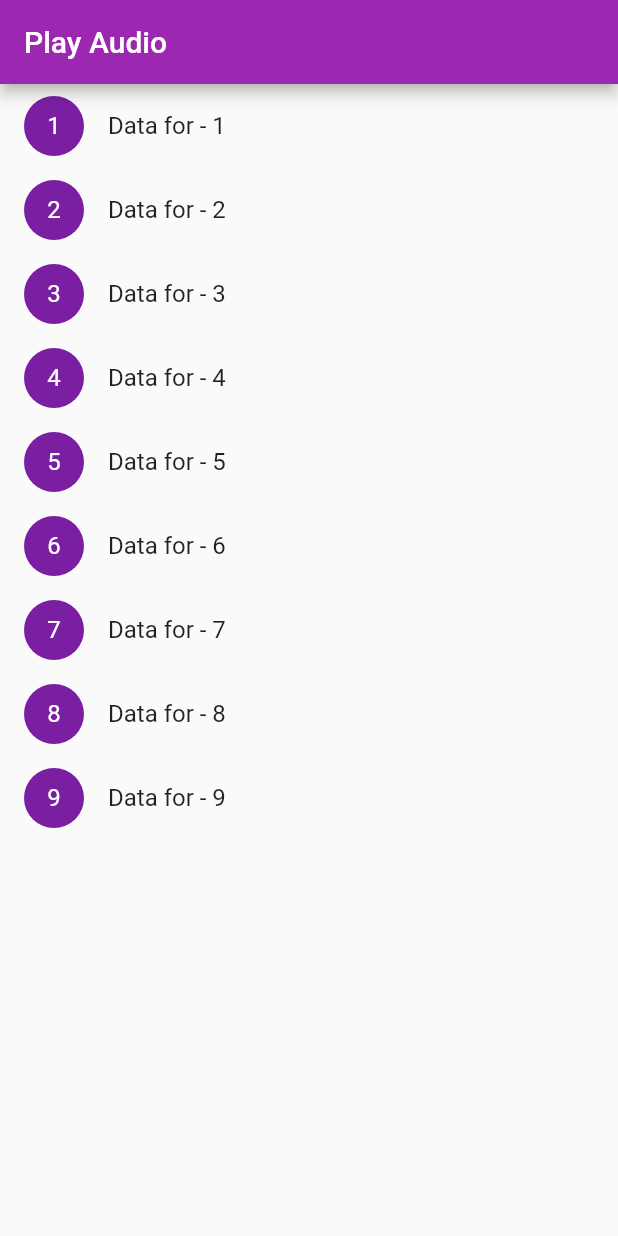
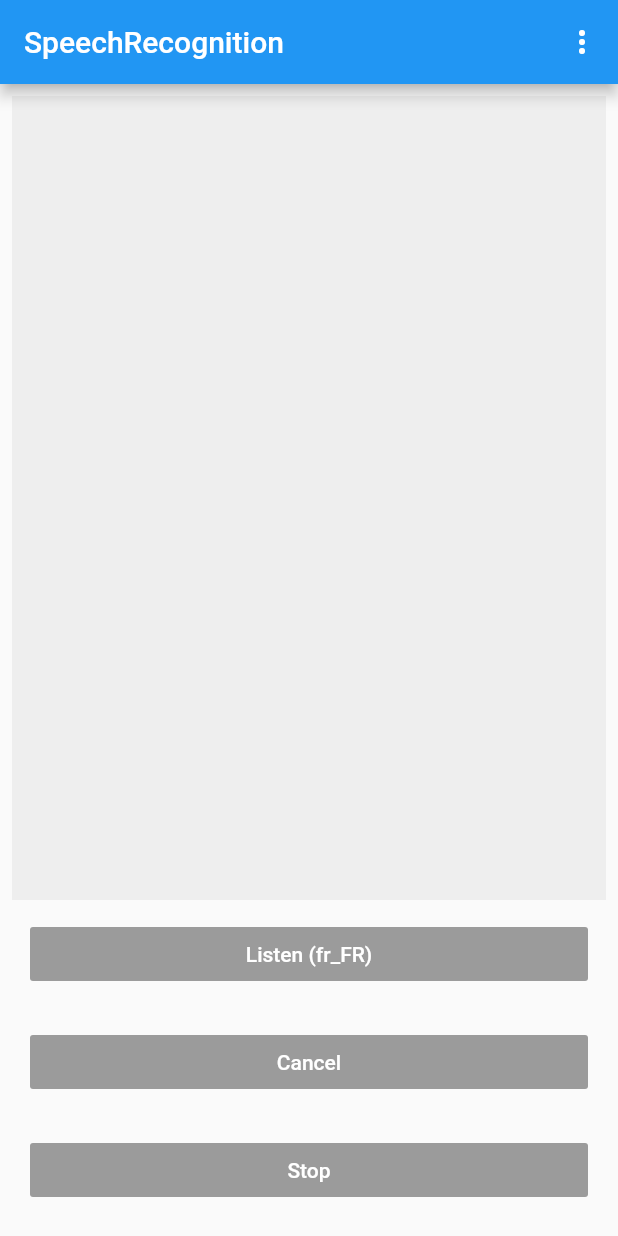
Before and after one commit to ammanath/audio_app, a Flutter app: the screen it shows after launch, on a phone screen of 412 x 824 dp. Run offline on Flutter 3.47's test engine with Material 2 defaults, Android fonts, the phone set to English and light mode, and no system bars; our stand-ins replace assets_audio_player; missing offline and left inert: simple_permissions, speech_recognition.

Commit message:
audio to text

```diff
--- /dev/null
+++ b/lib/SpeechRecognitionWidget.dart
@@ -0,0 +1,161 @@
+import 'package:flutter/material.dart';
+import 'package:simple_permissions/simple_permissions.dart';
+import 'package:speech_recognition/speech_recognition.dart';
+
+class SpeechRecognitionWidget extends StatefulWidget {
+  @override
+  _SpeechRecognitionWidgetState createState() =>
+      _SpeechRecognitionWidgetState();
+}
+
+class _SpeechRecognitionWidgetState extends State<SpeechRecognitionWidget> {
+  SpeechRecognition _speech;
+
+  bool _speechRecognitionAvailable = false;
+  bool _isListening = false;
+
+  String transcription = '';
+
+  //String _currentLocale = 'en_US';
+  Language selectedLang = languages.first;
+
+  @override
+  initState() {
+    super.initState();
+    _checkAudioPermission();
+    activateSpeechRecognizer();
+  }
+
+  void _checkAudioPermission() async {
+    bool hasPermission =
+        await SimplePermissions.checkPermission(Permission.RecordAudio);
+    if (!hasPermission) {
+      await SimplePermissions.requestPermission(Permission.RecordAudio);
+    }
+  }
+
+// Platform messages are asynchronous, so we initialize in an async method.
+  void activateSpeechRecognizer() {
+    print('_MyAppState.activateSpeechRecognizer... ');
+    _speech = new SpeechRecognition();
+    _speech.setAvailabilityHandler(onSpeechAvailability);
+    _speech.setCurrentLocaleHandler(onCurrentLocale);
+    _speech.setRecognitionStartedHandler(onRecognitionStarted);
+    _speech.setRecognitionResultHandler(onRecognitionResult);
+    _speech.setRecognitionCompleteHandler(onRecognitionComplete);
+    _speech
+        .activate()
+        .then((res) => setState(() => _speechRecognitionAvailable = res));
+  }
+
+  @override
+  Widget build(BuildContext context) {
+    return new MaterialApp(
+      home: new Scaffold(
+        appBar: new AppBar(
+          title: new Text('SpeechRecognition'),
+          actions: [
+            new PopupMenuButton<Language>(
+              onSelected: _selectLangHandler,
+              itemBuilder: (BuildContext context) => _buildLanguagesWidgets,
+            )
+          ],
+        ),
+        body: new Padding(
+            padding: new EdgeInsets.all(8.0),
+            child: new Center(
+              child: new Column(
+                mainAxisSize: MainAxisSize.min,
+                crossAxisAlignment: CrossAxisAlignment.stretch,
+                children: [
+                  new Expanded(
+                      child: new Container(
+                          padding: const EdgeInsets.all(8.0),
+                          color: Colors.grey.shade200,
+                          child: new Text(transcription))),
+                  _buildButton(
+                    onPressed: _speechRecognitionAvailable && !_isListening
+                        ? () => start()
+                        : null,
+                    label: _isListening
+                        ? 'Listening...'
+                        : 'Listen (${selectedLang.code})',
+                  ),
+                  _buildButton(
+                    onPressed: _isListening ? () => cancel() : null,
+                    label: 'Cancel',
+                  ),
+                  _buildButton(
+                    onPressed: _isListening ? () => stop() : null,
+                    label: 'Stop',
+                  ),
+                ],
+              ),
+            )),
+      ),
+    );
+  }
+
+  List<CheckedPopupMenuItem<Language>> get _buildLanguagesWidgets => languages
+      .map((l) => new CheckedPopupMenuItem<Language>(
+            value: l,
+            checked: selectedLang == l,
+            child: new Text(l.name),
+          ))
+      .toList();
+
+  void _selectLangHandler(Language lang) {
+    setState(() => selectedLang = lang);
+  }
+
+  Widget _buildButton({String label, VoidCallback onPressed}) => new Padding(
+      padding: new EdgeInsets.all(12.0),
+      child: new RaisedButton(
+        color: Colors.cyan.shade600,
+        onPressed: onPressed,
+        child: new Text(
+          label,
+          style: const TextStyle(color: Colors.white),
+        ),
+      ));
+
+  void start() => _speech
+      .listen(locale: selectedLang.code)
+      .then((result) => print('_MyAppState.start => result ${result}'));
+
+  void cancel() =>
+      _speech.cancel().then((result) => setState(() => _isListening = result));
+
+  void stop() =>
+      _speech.stop().then((result) => setState(() => _isListening = result));
+
+  void onSpeechAvailability(bool result) =>
+      setState(() => _speechRecognitionAvailable = result);
+
+  void onCurrentLocale(String locale) {
+    print('_MyAppState.onCurrentLocale... $locale');
+    setState(
+        () => selectedLang = languages.firstWhere((l) => l.code == locale));
+  }
+
+  void onRecognitionStarted() => setState(() => _isListening = true);
+
+  void onRecognitionResult(String text) => setState(() => transcription = text);
+
+  void onRecognitionComplete() => setState(() => _isListening = false);
+}
+
+const languages = const [
+  const Language('Francais', 'fr_FR'),
+  const Language('English', 'en_US'),
+  const Language('Pусский', 'ru_RU'),
+  const Language('Italiano', 'it_IT'),
+  const Language('Español', 'es_ES'),
+];
+
+class Language {
+  final String name;
+  final String code;
+
+  const Language(this.name, this.code);
+}
--- a/lib/main.dart
+++ b/lib/main.dart
@@ -1,4 +1,6 @@
 import 'package:assets_audio_player/assets_audio_player.dart';
+import 'package:audio_app/AudioHomePageWidget.dart';
+import 'package:audio_app/SpeechRecognitionWidget.dart';
 
 import 'package:flutter/material.dart';
 
@@ -11,73 +13,37 @@ class BrijApp extends StatelessWidget {
       theme: ThemeData(
         primarySwatch: Colors.purple,
       ),
-      home: HomePage(),
+      home: SpeechRecognitionWidget(),
     );
   }
 }
 
-class HomePage extends StatefulWidget {
-  @override
-  _HomePageState createState() => _HomePageState();
-}
-
-class _HomePageState extends State<HomePage> {
-  AssetsAudioPlayer _assetsAudioPlayer = AssetsAudioPlayer();
-  final List<int> array = List<int>.generate(9, (index) => index + 1);
-  @override
-  initState() {
-    super.initState();
+class OptionsHomePage extends StatelessWidget {
+  List<String> populateMenus() {
+    return ['Play Audio', 'Audio to Text'];
   }
 
   @override
-  void dispose() {
-    _assetsAudioPlayer.dispose();
-    super.dispose();
-  }
-
-
-  @override
   Widget build(BuildContext context) {
+    List<String> array = populateMenus();
     return Scaffold(
         appBar: AppBar(
-          title: Text('Play Audio'),
+          title: Text('Audio'),
         ),
         body: Container(
           child: ListView.builder(
             itemCount: array.length,
             itemBuilder: (context, index) {
               return ListTile(
-                leading: CircleAvatar(child: Text('${array[index]}')),
-                title: Text('Data for - ${array[index]}'),
-                onTap: () => playAudioFromLocalAsset(array[index]),
+                leading: CircleAvatar(
+                    child: IconButton(
+                        icon: Icon(Icons.ac_unit, color: Colors.white),
+                        onPressed: null)),
+                title: Text('${array[index]}'),
+                onTap: () => {},
               );
             },
           ),
         ));
   }
-
-  void playAudioFromLocalAsset(int fileNum) async {
-    //fileNum == null ? fileNum = 1 : fileNum++;
-    print('In playAudioFromLocalAsset audio file : assets/$fileNum.mp3');
-    try {
-      await _assetsAudioPlayer.open(
-        Audio("assets/$fileNum.mp3"),
-      );
-    } catch (t) {print('In playAudioFromLocalAsset ERROR : mp3 unreachable! $t');
-      _assetsAudioPlayer.dispose();
-      _assetsAudioPlayer = AssetsAudioPlayer();
-
-    }
-  }
-
-  void playAudioFromNetWork() async {
-    try {
-      await _assetsAudioPlayer.open(
-        Audio.network(
-            "https://www.soundhelix.com/examples/mp3/SoundHelix-Song-1.mp3"),
-      );
-    } catch (t) {
-      print('In playAudioFromNetWork audio ERROR : mp3 unreachable!');
-    }
-  }
 }
--- a/pubspec.yaml
+++ b/pubspec.yaml
@@ -21,6 +21,8 @@ environment:
   sdk: ">=2.7.0 <3.0.0"
 
 dependencies:
+  simple_permissions: ^0.1.9
+  speech_recognition: ^0.3.0+1
   assets_audio_player: ^2.0.1
   flutter:
     sdk: flutter
```
Also changed, not shown: lib/AudioHomePageWidget.dart (added, +69 -0 lines), pubspec.lock, 3 other files.
